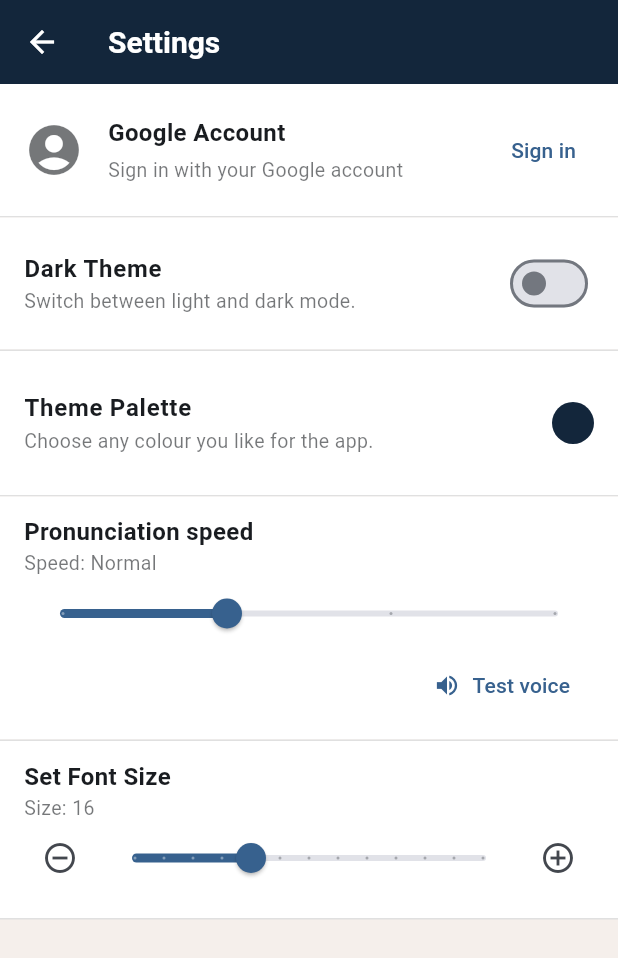
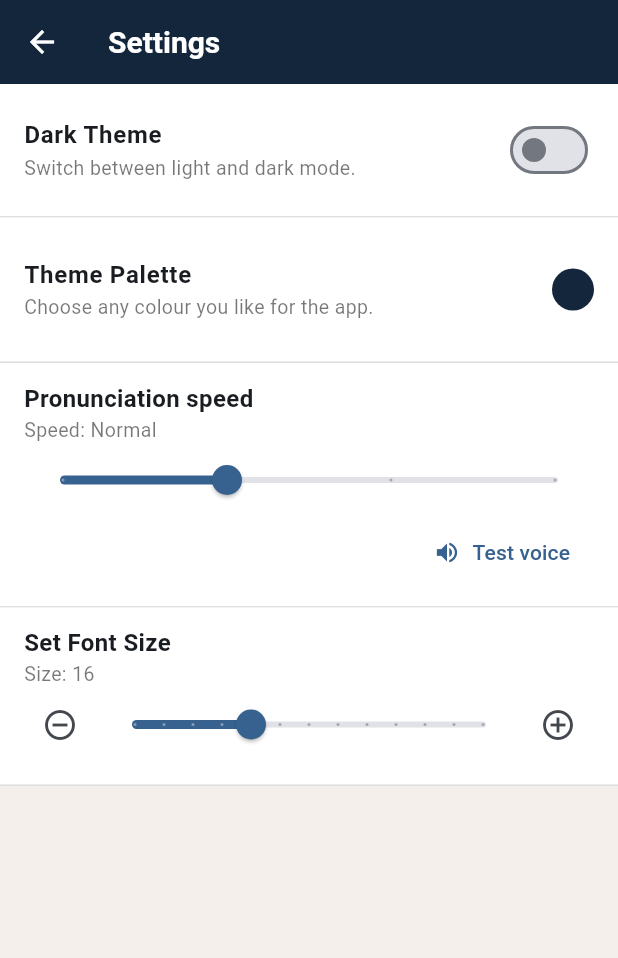
Before and after one commit to narsonatlei-ops/Mara-dictionary, a Flutter app: the SettingsScreen screen opened directly, on a phone screen of 412 x 824 dp. Shown: the top 958 px of the screen. Run offline on Flutter 3.47's test engine with Material 3 defaults, Android fonts, the phone set to English and light mode, and no system bars; our stand-ins replace flutter_tts, share_plus, shared_preferences, speech_to_text, sqflite; accounts and stored records are empty.

```diff
--- a/lib/screens/settings_screen.dart
+++ b/lib/screens/settings_screen.dart
@@ -1,8 +1,5 @@
-import 'dart:async';
-import 'package:flutter/foundation.dart';
 import 'package:flutter/material.dart';
 import 'package:flutter_tts/flutter_tts.dart';
-import 'package:google_sign_in/google_sign_in.dart';
 import 'package:provider/provider.dart';
 import 'package:mara_dictionary/providers/theme_provider.dart';
 
@@ -14,13 +11,9 @@ class SettingsScreen extends StatefulWidget {
 }
 
 class _SettingsScreenState extends State<SettingsScreen> {
-  // Google sign-in is used on the phone only (the web build needs extra setup)
-  GoogleSignIn? _googleSignIn;
-  GoogleSignInAccount? _currentUser;
-  StreamSubscription<GoogleSignInAccount?>? _userSub;
   final FlutterTts _tts = FlutterTts();
 
-  // Font size shown while the slider is moving (saved when the user lets go)
+  // Font size shown while the slider is moving
   late double _fontDraft;
 
   static const double _minFont = 12;
@@ -33,38 +26,12 @@ class _SettingsScreenState extends State<SettingsScreen> {
       context,
       listen: false,
     ).fontSize.clamp(_minFont, _maxFont).toDouble();
-
-    if (!kIsWeb) {
-      _googleSignIn = GoogleSignIn(scopes: ['email']);
-      _userSub = _googleSignIn!.onCurrentUserChanged.listen((account) {
-        if (mounted) setState(() => _currentUser = account);
-      });
-      _googleSignIn!.signInSilently();
-    }
   }
 
   @override
   void dispose() {
-    _userSub?.cancel();
     _tts.stop();
     super.dispose();
-  }
-
-  Future<void> _handleSignIn() async {
-    try {
-      await _googleSignIn?.signIn();
-    } catch (error) {
-      debugPrint('Google Sign In Error: $error');
-      if (mounted) {
-        ScaffoldMessenger.of(
-          context,
-        ).showSnackBar(SnackBar(content: Text('Sign in failed: $error')));
-      }
-    }
-  }
-
-  Future<void> _handleSignOut() async {
-    await _googleSignIn?.disconnect();
   }
 
   // Plays a sample so the user can hear the chosen speed
@@ -126,69 +93,7 @@ class _SettingsScreenState extends State<SettingsScreen> {
       body: ListView(
         padding: EdgeInsets.zero,
         children: [
-          // 1. GOOGLE ACCOUNT (phone only)
-          if (!kIsWeb)
-            _section(
-              bg,
-              divider,
-              Padding(
-                padding: const EdgeInsets.symmetric(
-                  horizontal: 16,
-                  vertical: 20,
-                ),
-                child: Row(
-                  children: [
-                    _currentUser?.photoUrl != null
-                        ? ClipRRect(
-                            borderRadius: BorderRadius.circular(20),
-                            child: Image.network(
-                              _currentUser!.photoUrl!,
-                              height: 40,
-                              width: 40,
-                              fit: BoxFit.cover,
-                              errorBuilder: (c, e, s) => Icon(
-                                Icons.account_circle,
-                                size: 40,
-                                color: subColor,
-                              ),
-                            ),
-                          )
-                        : Icon(Icons.account_circle, size: 40, color: subColor),
-                    const SizedBox(width: 16),
-                    Expanded(
-                      child: Column(
-                        crossAxisAlignment: CrossAxisAlignment.start,
-                        children: [
-                          Text(
-                            _currentUser != null
-                                ? _currentUser!.displayName ?? 'Google User'
-                                : 'Google Account',
-                            style: titleStyle,
-                          ),
-                          const SizedBox(height: 4),
-                          Text(
-                            _currentUser != null
-                                ? _currentUser!.email
-                                : 'Sign in with your Google account',
-                            style: subStyle,
-                          ),
-                        ],
-                      ),
-                    ),
-                    TextButton(
-                      onPressed: _currentUser != null
-                          ? _handleSignOut
-                          : _handleSignIn,
-                      child: Text(
-                        _currentUser != null ? 'Sign out' : 'Sign in',
-                      ),
-                    ),
-                  ],
-                ),
-              ),
-            ),
-
-          // 2. DARK THEME
+          // 1. DARK THEME
           _section(
             bg,
             divider,
@@ -207,7 +112,7 @@ class _SettingsScreenState extends State<SettingsScreen> {
             ),
           ),
 
-          // 3. THEME PALETTE (any colour)
+          // 2. THEME PALETTE (any colour)
           _section(
             bg,
             divider,
@@ -229,7 +134,7 @@ class _SettingsScreenState extends State<SettingsScreen> {
             ),
           ),
 
-          // 4. PRONUNCIATION
+          // 3. PRONUNCIATION
           _section(
             bg,
             divider,
@@ -262,7 +167,7 @@ class _SettingsScreenState extends State<SettingsScreen> {
             ),
           ),
 
-          // 5. FONT SIZE (number)
+          // 4. FONT SIZE (number)
           _section(
             bg,
             divider,
--- a/pubspec.yaml
+++ b/pubspec.yaml
@@ -21,7 +21,6 @@ dependencies:
   share_plus: ^7.2.1
   http: ^1.6.0
   speech_to_text: ^7.4.0
-  google_sign_in: ^6.2.1
   shared_preferences: ^2.2.3
 
 dev_dependencies:
@@ -42,6 +41,6 @@ flutter:
   assets:
     - assets/app_icon.png
     - assets/profile.jpeg
-    - assets/Hrotlo.jpeg
+    - assets/logo.jpeg
     - assets/dictionary.json
     - assets/word.db
```
Also changed, not shown: assets/Hrotlo.jpeg (deleted), assets/logo.jpeg (added), pubspec.lock, 2 other files.
